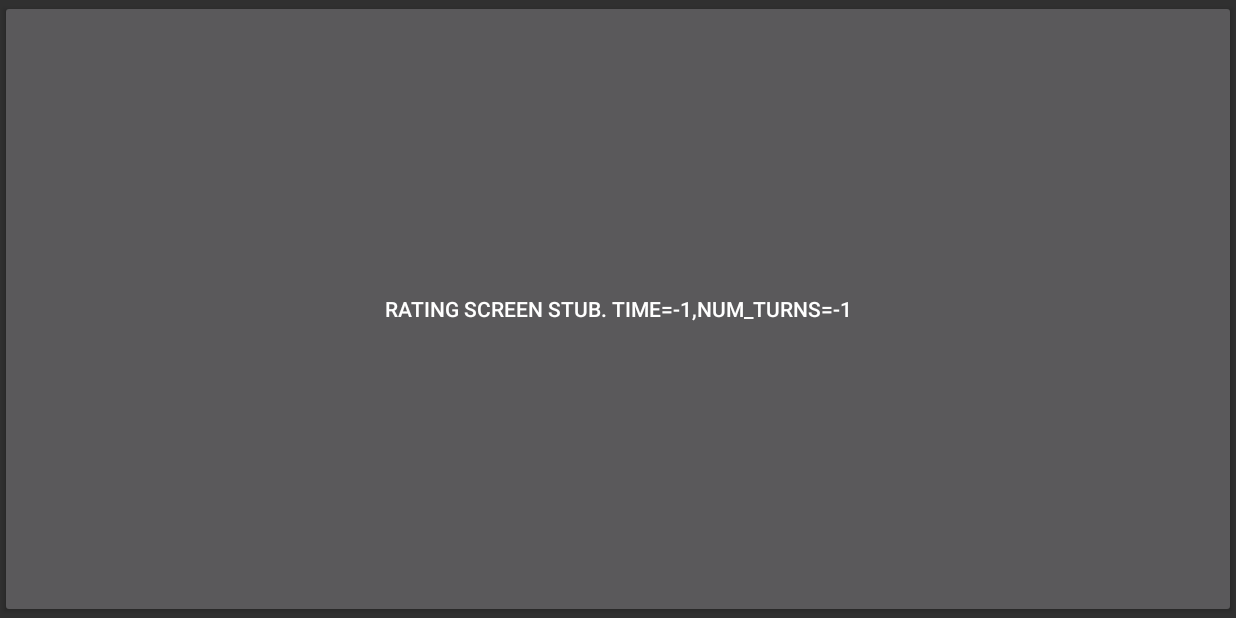
After one commit to m5m7n5/RGBPhisicsTest, an Android app: the GameRatingActivity screen opened directly, with no data from a screen before it, on a phone screen of 824 x 412 dp (held sideways). The commit adds this screen. Run offline under Robolectric (Android 15) with nearby library versions, the phone set to English and light mode, and no system bars.

Commit message:
Add stub rating activity on 4 presses on the screen.

```diff
--- a/app/src/main/AndroidManifest.xml
+++ b/app/src/main/AndroidManifest.xml
@@ -16,6 +16,9 @@
                 <category android:name="android.intent.category.LAUNCHER" />
             </intent-filter>
         </activity>
+        <activity android:name=".GameRatingActivity"
+            android:screenOrientation="landscape">
+        </activity>
     </application>
 
 </manifest>
--- /dev/null
+++ b/app/src/main/java/marcos_buenacasa_lpez/rgbphisicstest/GameRatingActivity.java
@@ -0,0 +1,35 @@
+package marcos_buenacasa_lpez.rgbphisicstest;
+
+import android.app.Activity;
+import android.content.Intent;
+import android.os.Bundle;
+import android.view.View;
+import android.widget.Button;
+import android.widget.TextView;
+
+/**
+ * Created by zealcharm on 4/16/16.
+ */
+public class GameRatingActivity extends Activity {
+    public static String LEVEL_SET_KEY = "level_set"; // To send the level from the Intent
+    public static String NUM_PLAYERS_KEY = "num_players"; // To send the level from the Intent
+    public static String PLAYING_TIME_KEY = "playing_time"; // To send the level from the Intent
+    public static String NUM_TURNS_KEY = "num_turns"; // To send the level from the Intent
+
+    @Override
+    public void onCreate(Bundle savedInstanceState) {
+        super.onCreate(savedInstanceState);
+
+        Button button = new Button(this);
+        button.setText("RATING SCREEN STUB. TIME="+getIntent().getIntExtra(PLAYING_TIME_KEY,-1)+",NUM_TURNS="+getIntent().getIntExtra(NUM_TURNS_KEY,-1));
+        button.setOnClickListener(new View.OnClickListener() {
+            @Override
+            public void onClick(View view) {
+                GameRatingActivity.this.finish();
+                Intent i = new Intent(GameRatingActivity.this, MainActivity.class);
+                startActivity(i);
+            }
+        });
+        setContentView(button);
+    }
+}
```
Also changed, not shown: app/src/main/java/marcos_buenacasa_lpez/rgbphisicstest/MainActivity.java (+23 -1 lines).
